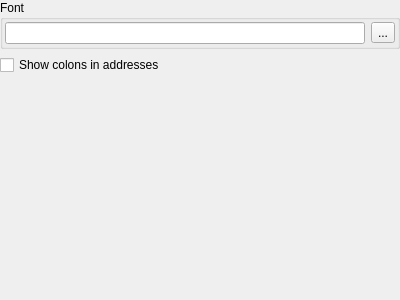
horsicq/XHexView, file xhexviewoptionswidget.ui: the form before one commit.
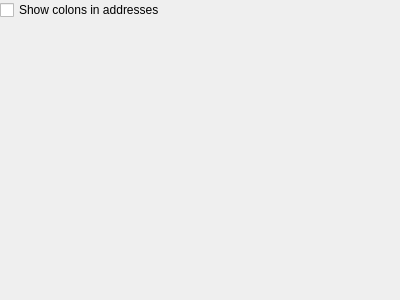
The form after the commit.

The edit to the form file:
```diff
--- a/xhexviewoptionswidget.ui
+++ b/xhexviewoptionswidget.ui
@@ -59,41 +59,6 @@
        <property name="bottomMargin">
         <number>0</number>
        </property>
-       <item>
-        <widget class="QGroupBox" name="groupBoxHexFont">
-         <property name="title">
-          <string>Font</string>
-         </property>
-         <layout class="QHBoxLayout" name="horizontalLayout">
-          <property name="leftMargin">
-           <number>2</number>
-          </property>
-          <property name="topMargin">
-           <number>2</number>
-          </property>
-          <property name="rightMargin">
-           <number>2</number>
-          </property>
-          <property name="bottomMargin">
-           <number>2</number>
-          </property>
-          <item>
-           <widget class="QLineEdit" name="lineEditHexFont">
-            <property name="readOnly">
-             <bool>true</bool>
-            </property>
-           </widget>
-          </item>
-          <item>
-           <widget class="QToolButton" name="toolButtonHexFont">
-            <property name="text">
-             <string notr="true">...</string>
-            </property>
-           </widget>
-          </item>
-         </layout>
-        </widget>
-       </item>
        <item>
         <widget class="QCheckBox" name="checkBoxHexAddressColon">
          <property name="text">
```
